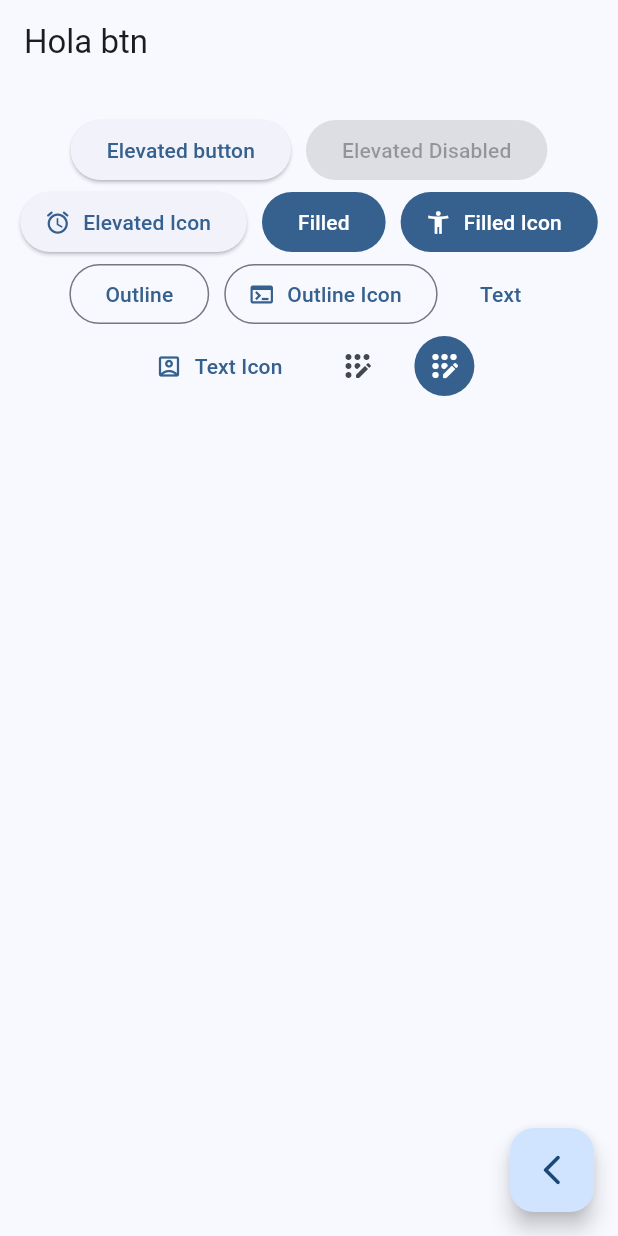
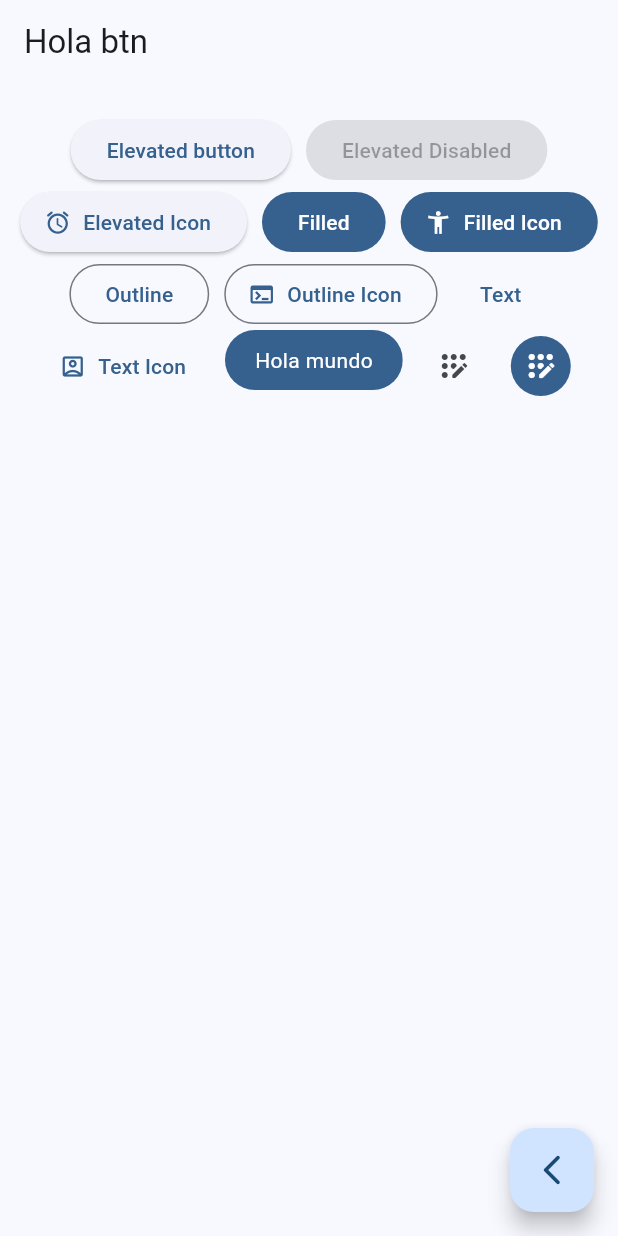
Before and after one commit to DuvanJM02/widgets_app, a Flutter app: the ButtonsScreen screen opened by its route, on a phone screen of 412 x 824 dp. Run offline on Flutter 3.47's test engine with Material 3 defaults, Android fonts, the phone set to English and light mode, and no system bars; our stand-ins replace go_router.

Commit message:
button screen finished

```diff
--- a/lib/presentation/screens/buttons/buttons_screen.dart
+++ b/lib/presentation/screens/buttons/buttons_screen.dart
@@ -66,6 +66,7 @@ class _ButtonsView extends StatelessWidget {
                 icon: const Icon(Icons.account_box_outlined)),
 
             // TODO: Custom buttom
+            const CustomButton(),
 
             IconButton(
                 onPressed: () {},
@@ -84,3 +85,29 @@ class _ButtonsView extends StatelessWidget {
     );
   }
 }
+
+class CustomButton extends StatelessWidget {
+  const CustomButton({super.key});
+
+  @override
+  Widget build(BuildContext context) {
+    final colors = Theme.of(context).colorScheme;
+
+    return ClipRRect(
+      borderRadius: BorderRadius.circular(20),
+      child: Material(
+        color: colors.primary,
+        child: InkWell(
+          onTap: () {},
+          child: Padding(
+            padding: const EdgeInsets.symmetric(horizontal: 20, vertical: 10),
+            child: Text(
+              'Hola mundo',
+              style: TextStyle(color: Colors.white),
+            ),
+          ),
+        ),
+      ),
+    );
+  }
+}
```
